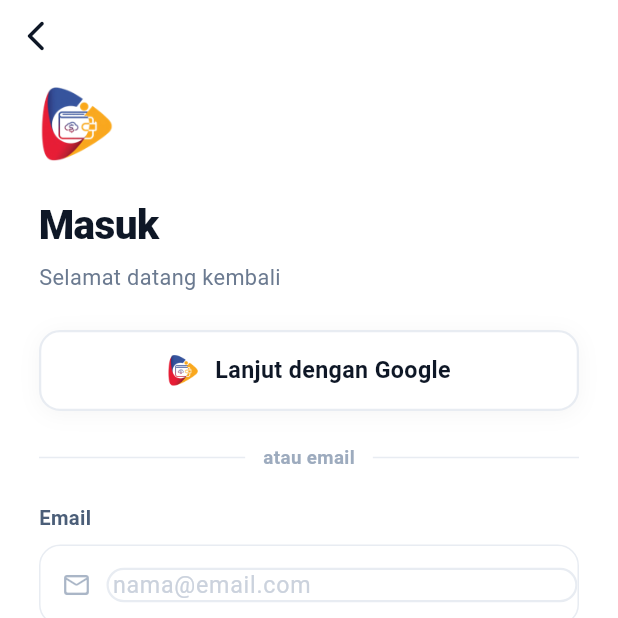
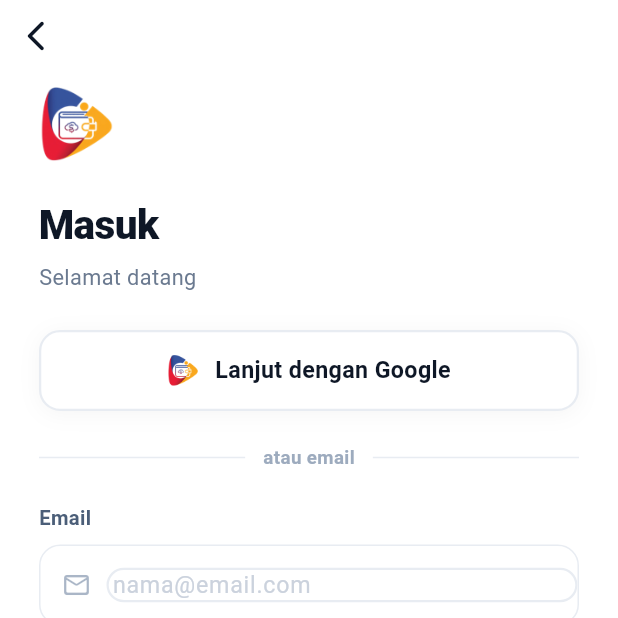
Before and after one commit to ChaerulUmamMaulana/DompetKita, a Flutter app: the screen it shows after launch, after a tap on "Masuk ke Akun", on a phone screen of 412 x 824 dp, the top half of it. Run offline on Flutter 3.47's test engine with Material 3 defaults, Android fonts, the phone set to English and light mode, and no system bars; our stand-ins replace app_links, dio, equatable, firebase_auth, firebase_core, flutter_bloc and 5 more; missing offline and left inert: mobile_scanner; accounts and stored records are empty; Roboto replaces fonts that are missing (PlusJakartaSans).

Commit message:
update text pada login_page

```diff
--- a/lib/presentation/pages/auth/login_page.dart
+++ b/lib/presentation/pages/auth/login_page.dart
@@ -135,7 +135,7 @@ class _LoginPageState extends State<LoginPage> {
                             letterSpacing: -0.4,
                           )),
                       const SizedBox(height: 6),
-                      const Text('Selamat datang kembali',
+                      const Text('Selamat datang',
                           style: TextStyle(fontSize: 14.5, color: AppColors.slate500)),
                       const SizedBox(height: 24),
                       // Google sign in
```
